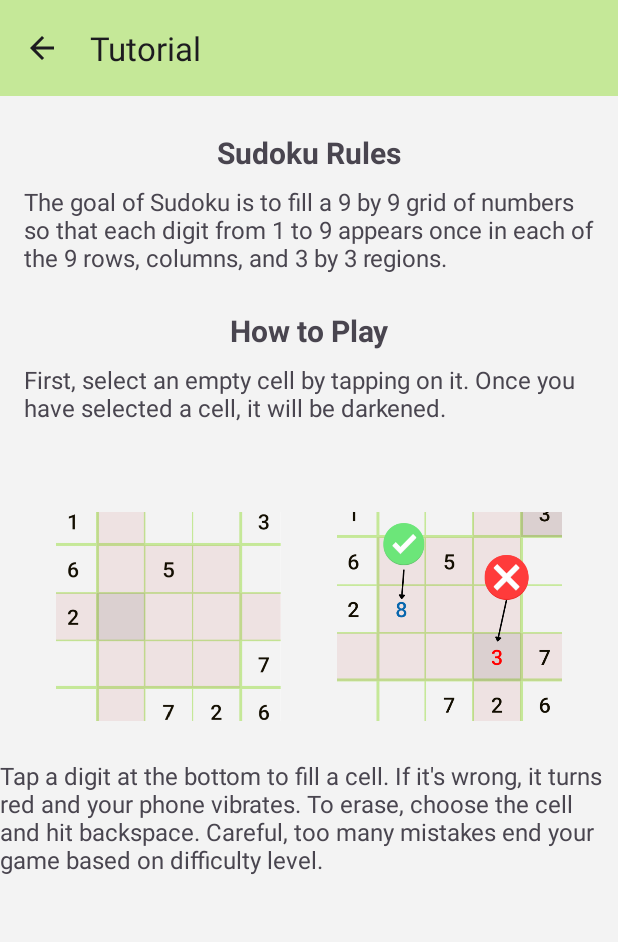
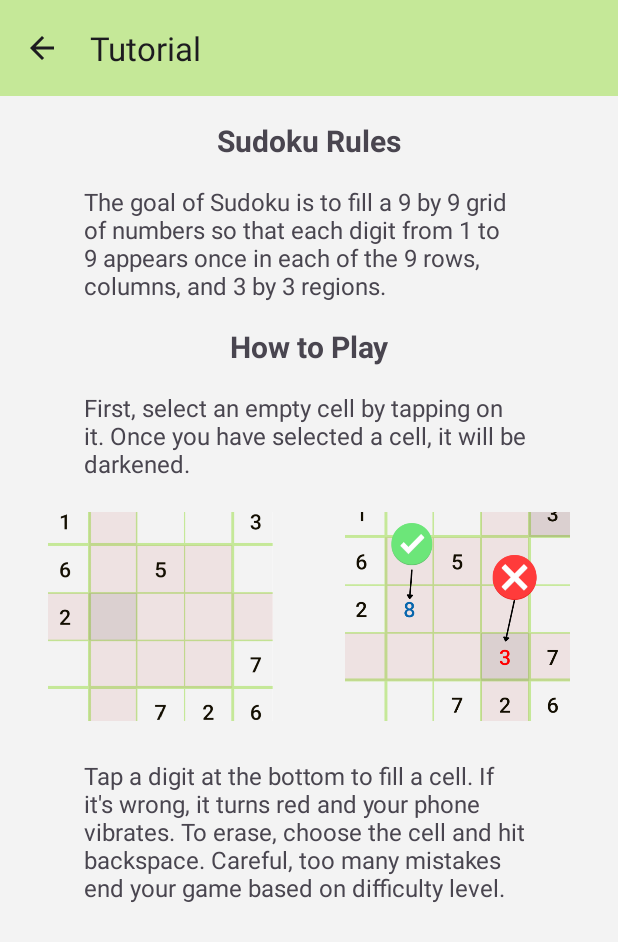
Before and after one commit to zachary-ellington/CSCI335_Final_Project, an Android app: the TutorialActivity screen opened directly, with no data from a screen before it, on a phone screen of 412 x 824 dp. Shown: the top 942 px of the screen. Run offline under Robolectric (Android 15) with nearby library versions, the phone set to English and light mode, and no system bars.

Commit message:
Made some small tweaks to tutorial activity and merged combined and phone_size branches

```diff
--- a/app/src/main/res/layout/activity_tutorial.xml
+++ b/app/src/main/res/layout/activity_tutorial.xml
@@ -22,7 +22,7 @@
         android:id="@+id/rulesTitle"
         android:layout_width="wrap_content"
         android:layout_height="wrap_content"
-        android:layout_marginTop="24dp"
+        android:layout_marginTop="16dp"
         android:text="@string/rules"
         android:textSize="20sp"
         android:textStyle="bold"
@@ -35,20 +35,21 @@
         android:layout_width="0dp"
         android:layout_height="wrap_content"
         android:layout_marginStart="16dp"
-        android:layout_marginTop="8dp"
+        android:layout_marginTop="16dp"
         android:layout_marginEnd="16dp"
         android:text="@string/ruleDescription"
         android:textSize="16sp"
         app:layout_constraintEnd_toEndOf="parent"
-        app:layout_constraintHorizontal_bias="0.0"
+        app:layout_constraintHorizontal_bias="0.5"
         app:layout_constraintStart_toStartOf="parent"
-        app:layout_constraintTop_toBottomOf="@+id/rulesTitle" />
+        app:layout_constraintTop_toBottomOf="@+id/rulesTitle"
+        app:layout_constraintWidth_max="300dp" />
 
     <TextView
         android:id="@+id/howToPlay"
         android:layout_width="wrap_content"
         android:layout_height="wrap_content"
-        android:layout_marginTop="24dp"
+        android:layout_marginTop="16dp"
         android:text="@string/howToPlay"
         android:textSize="20sp"
         android:textStyle="bold"
@@ -62,50 +63,61 @@
         android:layout_width="0dp"
         android:layout_height="wrap_content"
         android:layout_marginStart="16dp"
-        android:layout_marginTop="8dp"
+        android:layout_marginTop="16dp"
         android:layout_marginEnd="16dp"
         android:text="@string/selectCell"
         android:textSize="16sp"
         app:layout_constraintEnd_toEndOf="parent"
-        app:layout_constraintHorizontal_bias="0.0"
+        app:layout_constraintHorizontal_bias="0.5"
         app:layout_constraintStart_toStartOf="parent"
-        app:layout_constraintTop_toBottomOf="@+id/howToPlay" />
+        app:layout_constraintTop_toBottomOf="@+id/howToPlay"
+        app:layout_constraintWidth_max="300dp" />
 
     <TextView
         android:id="@+id/placeDigitExplanation"
-        android:layout_width="wrap_content"
+        android:layout_width="0dp"
         android:layout_height="wrap_content"
+        android:layout_marginStart="16dp"
         android:layout_marginTop="20dp"
+        android:layout_marginEnd="16dp"
+        android:layout_marginBottom="16dp"
         android:text="@string/placeDigit"
         android:textSize="16sp"
+        app:layout_constraintBottom_toBottomOf="parent"
         app:layout_constraintEnd_toEndOf="parent"
         app:layout_constraintHorizontal_bias="0.5"
         app:layout_constraintStart_toStartOf="parent"
-        app:layout_constraintTop_toBottomOf="@+id/imageView4" />
+        app:layout_constraintTop_toBottomOf="@+id/tutorial_image_1"
+        app:layout_constraintVertical_bias="0.0"
+        app:layout_constraintWidth_max="300dp" />
 
     <ImageView
-        android:id="@+id/imageView4"
+        android:id="@+id/tutorial_image_1"
         android:layout_width="150dp"
         android:layout_height="150dp"
-        android:layout_marginTop="53dp"
-        app:layout_constraintEnd_toStartOf="@+id/imageView5"
+        android:layout_marginStart="16dp"
+        android:layout_marginTop="16dp"
+        android:layout_marginEnd="16dp"
+        android:contentDescription="@string/example1SD"
+        app:layout_constraintEnd_toStartOf="@+id/tutorial_image_2"
         app:layout_constraintHorizontal_bias="0.5"
         app:layout_constraintStart_toStartOf="parent"
         app:layout_constraintTop_toBottomOf="@+id/selectionExplanation"
-        app:srcCompat="@drawable/tutorialexample1"
-        android:contentDescription="@string/example1SD" />
+        app:srcCompat="@drawable/tutorialexample1" />
 
     <ImageView
-        android:id="@+id/imageView5"
+        android:id="@+id/tutorial_image_2"
         android:layout_width="150dp"
         android:layout_height="150dp"
-        android:layout_marginTop="53dp"
+        android:layout_marginStart="16dp"
+        android:layout_marginTop="16dp"
+        android:layout_marginEnd="16dp"
+        android:contentDescription="@string/example2SD"
         app:layout_constraintEnd_toEndOf="parent"
         app:layout_constraintHorizontal_bias="0.5"
-        app:layout_constraintStart_toEndOf="@+id/imageView4"
+        app:layout_constraintStart_toEndOf="@+id/tutorial_image_1"
         app:layout_constraintTop_toBottomOf="@+id/selectionExplanation"
-        app:srcCompat="@drawable/tutorialexample2"
-        android:contentDescription="@string/example2SD" />
+        app:srcCompat="@drawable/tutorialexample2" />
 
 
 </androidx.constraintlayout.widget.ConstraintLayout>
```
